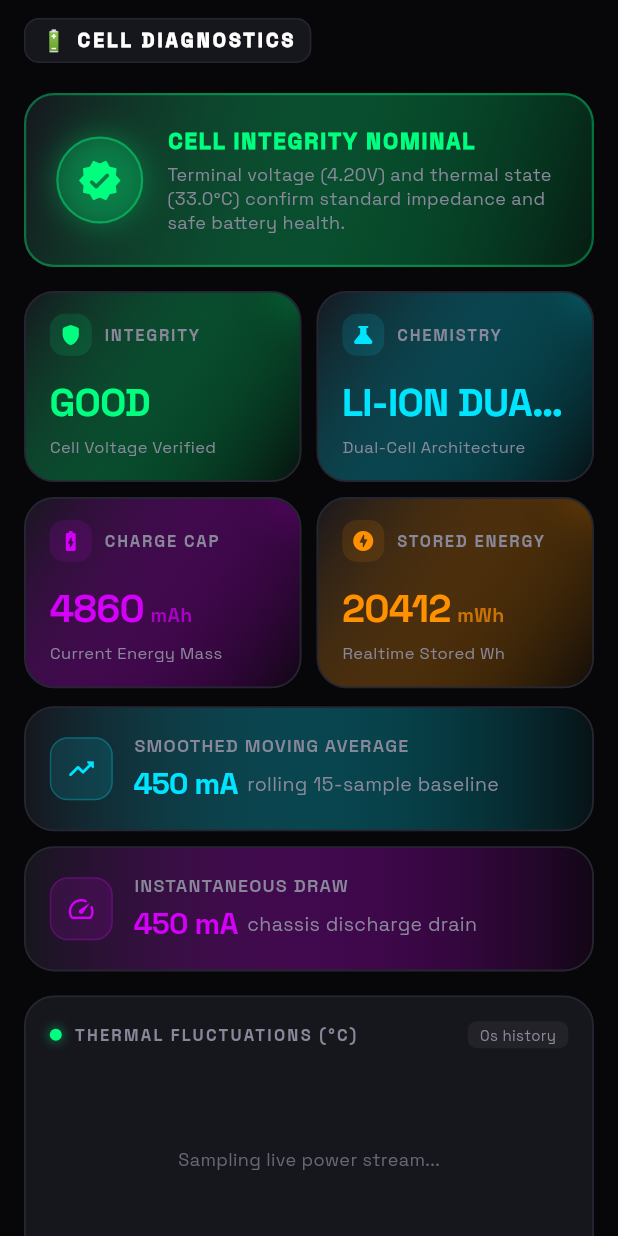
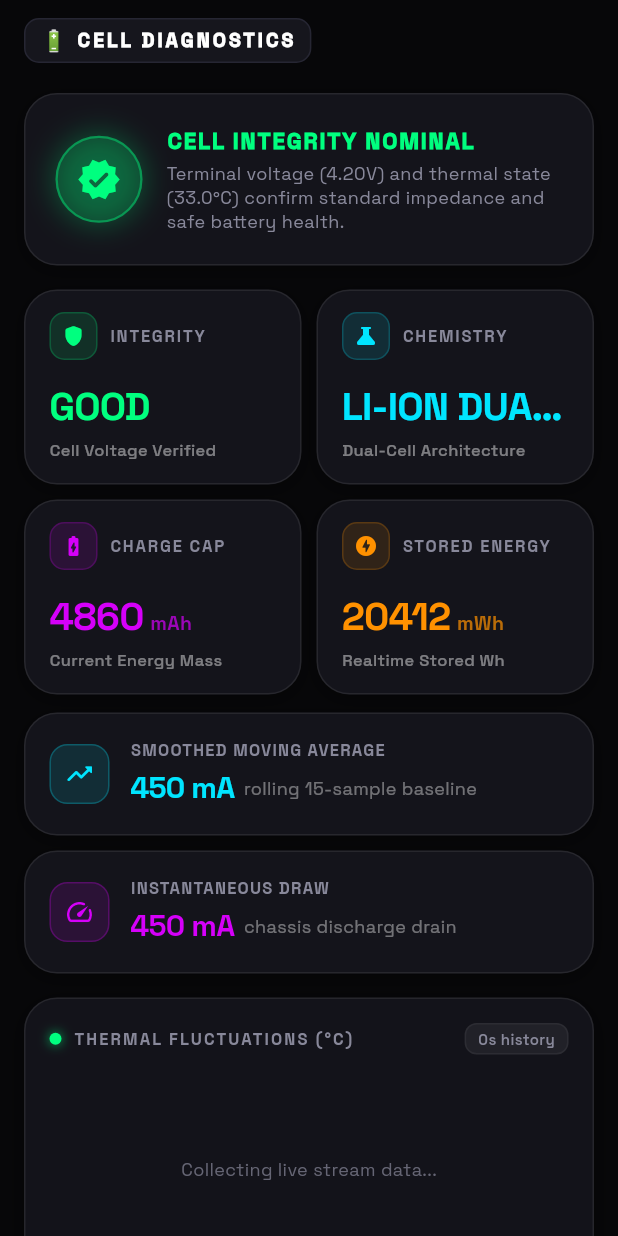
Before and after one commit to Madara-Uch1ha/WattageAPP, a Flutter app: the BatteryHealthScreen screen opened directly, on a phone screen of 412 x 824 dp. Run offline on Flutter 3.47's test engine with Material 3 defaults, Android fonts, the phone set to English and light mode, and no system bars; our stand-ins replace fl_chart, google_fonts, shared_preferences, wakelock_plus; accounts and stored records are empty.

Commit message:
v1.0.1: add Nothing Glyph permissions, dynamic amperage chart scaling, and clean dark theme

```diff
--- a/lib/screens/battery_health_screen.dart
+++ b/lib/screens/battery_health_screen.dart
@@ -228,17 +228,16 @@ class _CyberHealthCard extends StatelessWidget {
 
     return Container(
       decoration: BoxDecoration(
-        color: AppColors.surfaceCard,
-        borderRadius: BorderRadius.circular(20),
-        border: Border.all(color: accent.withValues(alpha: 0.35), width: 1.5),
-        gradient: LinearGradient(
-          colors: [
-            AppColors.surfaceCard,
-            accent.withValues(alpha: 0.08),
-          ],
-          begin: Alignment.topLeft,
-          end: Alignment.bottomRight,
-        ),
+        color: const Color(0xFF14141B),
+        borderRadius: BorderRadius.circular(22),
+        border: Border.all(color: Colors.white.withValues(alpha: 0.08), width: 1.0),
+        boxShadow: [
+          BoxShadow(
+            color: Colors.black.withValues(alpha: 0.35),
+            blurRadius: 10,
+            offset: const Offset(0, 3),
+          ),
+        ],
       ),
       padding: const EdgeInsets.all(20),
       child: Row(
--- a/lib/screens/dashboard_screen.dart
+++ b/lib/screens/dashboard_screen.dart
@@ -61,7 +61,7 @@ class _DashboardScreenState extends State<DashboardScreen> {
       body: SafeArea(
         child: SingleChildScrollView(
           physics: const BouncingScrollPhysics(),
-          padding: const EdgeInsets.fromLTRB(16, 12, 16, 24),
+          padding: const EdgeInsets.fromLTRB(16, 12, 16, 32),
           child: Column(
             crossAxisAlignment: CrossAxisAlignment.center,
             children: [
@@ -71,9 +71,9 @@ class _DashboardScreenState extends State<DashboardScreen> {
                   Container(
                     padding: const EdgeInsets.symmetric(horizontal: 10, vertical: 4),
                     decoration: BoxDecoration(
-                      color: AppColors.surfaceCard,
+                      color: const Color(0xFF14141B),
                       borderRadius: BorderRadius.circular(10),
-                      border: Border.all(color: AppColors.surfaceBorder),
+                      border: Border.all(color: Colors.white.withValues(alpha: 0.08)),
                     ),
                     child: const Row(
                       mainAxisSize: MainAxisSize.min,
@@ -103,7 +103,7 @@ class _DashboardScreenState extends State<DashboardScreen> {
                 margin: const EdgeInsets.only(bottom: 12),
                 padding: const EdgeInsets.symmetric(horizontal: 14, vertical: 7),
                 decoration: BoxDecoration(
-                  color: tierColor.withValues(alpha: 0.12),
+                  color: const Color(0xFF14141B),
                   borderRadius: BorderRadius.circular(14),
                   border: Border.all(color: tierColor.withValues(alpha: 0.35)),
                 ),
@@ -150,13 +150,20 @@ class _DashboardScreenState extends State<DashboardScreen> {
               ),
               const SizedBox(height: 14),
 
-              // Time Estimator & Session Peak Banner
+              // Time Estimator & Session Peak Banner (Clean dark glass)
               Container(
                 padding: const EdgeInsets.symmetric(horizontal: 16, vertical: 12),
                 decoration: BoxDecoration(
-                  color: AppColors.surfaceCard,
-                  borderRadius: BorderRadius.circular(16),
-                  border: Border.all(color: AppColors.surfaceBorder),
+                  color: const Color(0xFF14141B),
+                  borderRadius: BorderRadius.circular(22),
+                  border: Border.all(color: Colors.white.withValues(alpha: 0.08)),
+                  boxShadow: [
+                    BoxShadow(
+                      color: Colors.black.withValues(alpha: 0.35),
+                      blurRadius: 10,
+                      offset: const Offset(0, 3),
+                    ),
+                  ],
                 ),
                 child: Row(
                   children: [
@@ -222,7 +229,7 @@ class _DashboardScreenState extends State<DashboardScreen> {
               ),
               const SizedBox(height: 16),
 
-              // 2x2 Glowing Pop Stat Grid
+              // 2x2 Glowing Pop Stat Grid (Now clean Apple dark glass, no muddy gradients!)
               Row(
                 children: [
                   Expanded(
@@ -276,20 +283,25 @@ class _DashboardScreenState extends State<DashboardScreen> {
               ),
               const SizedBox(height: 18),
 
-              // Shared Live Scrolling Charts
+              // Realtime Power Curve Chart
               LiveWattageChart(
                 dataPoints: _batteryService.wattageHistory,
                 maxPoints: BatteryService.maxHistory,
                 label: 'Realtime Power Curve',
                 color: _data.isCharging ? AppColors.neonGreen : AppColors.cyberCyan,
               ),
-              const SizedBox(height: 10),
+              const SizedBox(height: 12),
+
+              // Current Amperage Stream Chart (Now with dynamic scale - 487 mA fits perfectly inside!)
               LiveWattageChart(
                 dataPoints: _batteryService.currentHistory,
                 maxPoints: BatteryService.maxHistory,
                 label: 'Current Amperage Stream',
                 color: AppColors.electricPurple,
               ),
+
+              // Extra padding at bottom for seamless scrolling above navigation bar
+              const SizedBox(height: 40),
             ],
           ),
         ),
@@ -315,7 +327,7 @@ class _NothingStatusPill extends StatelessWidget {
     return Container(
       padding: const EdgeInsets.symmetric(horizontal: 10, vertical: 6),
       decoration: BoxDecoration(
-        color: color.withValues(alpha: 0.12),
+        color: const Color(0xFF14141B),
         borderRadius: BorderRadius.circular(20),
         border: Border.all(color: color.withValues(alpha: 0.35)),
       ),
--- a/lib/widgets/live_chart.dart
+++ b/lib/widgets/live_chart.dart
@@ -1,4 +1,5 @@
 import 'dart:collection';
+import 'dart:math';
 import 'package:fl_chart/fl_chart.dart';
 import 'package:flutter/material.dart';
 import '../theme/app_theme.dart';
@@ -21,23 +22,34 @@ class LiveWattageChart extends StatelessWidget {
   Widget build(BuildContext context) {
     final spots = <FlSpot>[];
     int i = 0;
+    double maxVal = 1.0;
     for (final val in dataPoints) {
       spots.add(FlSpot(i.toDouble(), val));
+      if (val > maxVal) maxVal = val;
       i++;
     }
 
-    final maxY = dataPoints.isEmpty
-        ? 50.0
-        : (dataPoints.reduce((a, b) => a > b ? a : b) * 1.25).clamp(5.0, 100.0);
+    // Dynamic scale: 25% headroom so lines never hit or cross the top border
+    // No hardcoded 100.0 cap!
+    final double maxY = max(maxVal * 1.25, 4.0);
+    final double interval = (maxY / 4).clamp(1.0, double.infinity);
 
     return Container(
       decoration: BoxDecoration(
-        color: AppColors.surfaceCard,
-        borderRadius: BorderRadius.circular(20),
-        border: Border.all(color: AppColors.surfaceBorder, width: 1.2),
+        // Apple-style clean dark glass: neutral dark surface with subtle sheen
+        color: const Color(0xFF13131A),
+        borderRadius: BorderRadius.circular(22),
+        border: Border.all(color: Colors.white.withValues(alpha: 0.08), width: 1.0),
+        boxShadow: [
+          BoxShadow(
+            color: Colors.black.withValues(alpha: 0.4),
+            blurRadius: 12,
+            offset: const Offset(0, 4),
+          ),
+        ],
       ),
       child: Padding(
-        padding: const EdgeInsets.fromLTRB(16, 16, 16, 12),
+        padding: const EdgeInsets.fromLTRB(16, 16, 16, 14),
         child: Column(
           crossAxisAlignment: CrossAxisAlignment.start,
           children: [
@@ -51,7 +63,7 @@ class LiveWattageChart extends StatelessWidget {
                     shape: BoxShape.circle,
                     boxShadow: [
                       BoxShadow(
-                        color: color.withValues(alpha: 0.6),
+                        color: color.withValues(alpha: 0.7),
                         blurRadius: 6,
                       ),
                     ],
@@ -63,31 +75,36 @@ class LiveWattageChart extends StatelessWidget {
                   style: const TextStyle(
                     fontSize: 11,
                     color: AppColors.textMuted,
-                    fontWeight: FontWeight.w700,
-                    letterSpacing: 1.5,
+                    fontWeight: FontWeight.w800,
+                    letterSpacing: 1.4,
                   ),
                 ),
                 const Spacer(),
                 Container(
-                  padding: const EdgeInsets.symmetric(horizontal: 8, vertical: 2),
+                  padding: const EdgeInsets.symmetric(horizontal: 8, vertical: 2.5),
                   decoration: BoxDecoration(
-                    color: Colors.white.withValues(alpha: 0.05),
-                    borderRadius: BorderRadius.circular(6),
+                    color: Colors.white.withValues(alpha: 0.06),
+                    borderRadius: BorderRadius.circular(8),
+                    border: Border.all(color: Colors.white.withValues(alpha: 0.05)),
                   ),
                   child: Text(
                     '${dataPoints.length}s history',
-                    style: const TextStyle(fontSize: 10, color: AppColors.textMuted),
+                    style: const TextStyle(
+                      fontSize: 10,
+                      fontWeight: FontWeight.w600,
+                      color: AppColors.textMuted,
+                    ),
                   ),
                 ),
               ],
             ),
             const SizedBox(height: 14),
             SizedBox(
-              height: 120,
+              height: 125,
               child: spots.length < 2
                   ? Center(
                       child: Text(
-                        'Sampling live power stream...',
+                        'Collecting live stream data...',
                         style: TextStyle(
                           color: AppColors.textMuted.withValues(alpha: 0.7),
                           fontSize: 12,
@@ -96,12 +113,13 @@ class LiveWattageChart extends StatelessWidget {
                     )
                   : LineChart(
                       LineChartData(
+                        clipData: const FlClipData.all(),
                         gridData: FlGridData(
                           show: true,
                           drawVerticalLine: false,
-                          horizontalInterval: maxY / 4,
+                          horizontalInterval: interval,
                           getDrawingHorizontalLine: (value) => FlLine(
-                            color: const Color(0xFF222230),
+                            color: Colors.white.withValues(alpha: 0.04),
                             strokeWidth: 1,
                             dashArray: [4, 4],
                           ),
@@ -114,16 +132,25 @@ class LiveWattageChart extends StatelessWidget {
                           leftTitles: AxisTitles(
                             sideTitles: SideTitles(
                               showTitles: true,
-                              reservedSize: 34,
-                              interval: maxY / 4,
-                              getTitlesWidget: (value, meta) => Text(
-                                value.toStringAsFixed(0),
-                                style: const TextStyle(
-                                  fontSize: 10,
-                                  color: AppColors.textMuted,
-                                  fontWeight: FontWeight.w600,
-                                ),
-                              ),
+                              reservedSize: maxY >= 1000 ? 42 : 36,
+                              interval: interval,
+                              getTitlesWidget: (value, meta) {
+                                if (value < 0 || value > maxY) return const SizedBox.shrink();
+                                String text;
+                                if (value >= 1000) {
+                                  text = '${(value / 1000).toStringAsFixed(1)}k';
+                                } else {
+                                  text = value.toStringAsFixed(0);
+                                }
+                                return Text(
+                                  text,
+                                  style: TextStyle(
+                                    fontSize: 10,
+                                    color: Colors.white.withValues(alpha: 0.35),
+                                    fontWeight: FontWeight.w600,
+                                  ),
+                                );
+                              },
                             ),
                           ),
                         ),
@@ -138,10 +165,10 @@ class LiveWattageChart extends StatelessWidget {
                             isCurved: true,
                             curveSmoothness: 0.3,
                             color: color,
-                            barWidth: 2.5,
+                            barWidth: 2.2,
                             isStrokeCapRound: true,
                             shadow: Shadow(
-                              color: color.withValues(alpha: 0.6),
+                              color: color.withValues(alpha: 0.5),
                               blurRadius: 8,
                             ),
                             dotData: const FlDotData(show: false),
@@ -151,7 +178,7 @@ class LiveWattageChart extends StatelessWidget {
                                 begin: Alignment.topCenter,
                                 end: Alignment.bottomCenter,
                                 colors: [
-                                  color.withValues(alpha: 0.28),
+                                  color.withValues(alpha: 0.22),
                                   color.withValues(alpha: 0.0),
                                 ],
                               ),
--- a/lib/widgets/nothing_glyph_bar.dart
+++ b/lib/widgets/nothing_glyph_bar.dart
@@ -63,11 +63,18 @@ class _NothingDotMatrixGlyphBarState extends State<NothingDotMatrixGlyphBar>
         : AppColors.cyberCyan;
 
     return Container(
-      padding: const EdgeInsets.symmetric(horizontal: 14, vertical: 10),
+      padding: const EdgeInsets.symmetric(horizontal: 16, vertical: 12),
       decoration: BoxDecoration(
-        color: const Color(0xFF0F0F15),
-        borderRadius: BorderRadius.circular(16),
-        border: Border.all(color: AppColors.surfaceBorder, width: 1.2),
+        color: const Color(0xFF14141B),
+        borderRadius: BorderRadius.circular(22),
+        border: Border.all(color: Colors.white.withValues(alpha: 0.08), width: 1.0),
+        boxShadow: [
+          BoxShadow(
+            color: Colors.black.withValues(alpha: 0.35),
+            blurRadius: 10,
+            offset: const Offset(0, 3),
+          ),
+        ],
       ),
       child: Column(
         crossAxisAlignment: CrossAxisAlignment.start,
@@ -137,13 +144,13 @@ class _NothingDotMatrixGlyphBarState extends State<NothingDotMatrixGlyphBar>
                     decoration: BoxDecoration(
                       color: isLit
                           ? activeColor.withValues(alpha: dotBrightness)
-                          : const Color(0xFF22222D),
+                          : const Color(0xFF22222E),
                       borderRadius: BorderRadius.circular(2.5),
                       boxShadow: isLit
                           ? [
                               BoxShadow(
-                                color: activeColor.withValues(alpha: dotBrightness * 0.7),
-                                blurRadius: 6,
+                                color: activeColor.withValues(alpha: dotBrightness * 0.6),
+                                blurRadius: 5,
                                 spreadRadius: 0.5,
                               ),
                             ]
--- a/lib/widgets/stat_card.dart
+++ b/lib/widgets/stat_card.dart
@@ -25,41 +25,21 @@ class StatCard extends StatelessWidget {
 
     return Container(
       decoration: BoxDecoration(
-        color: AppColors.surfaceCard,
-        borderRadius: BorderRadius.circular(20),
-        border: Border.all(color: AppColors.surfaceBorder, width: 1.2),
-        gradient: LinearGradient(
-          colors: [
-            AppColors.surfaceCard,
-            accent.withValues(alpha: 0.04),
-          ],
-          begin: Alignment.topLeft,
-          end: Alignment.bottomRight,
+        // Clean Apple-style frosted dark glass: neutral dark finish, no muddy colored stains
+        color: const Color(0xFF14141B),
+        borderRadius: BorderRadius.circular(22),
+        border: Border.all(
+          color: Colors.white.withValues(alpha: 0.08),
+          width: 1.0,
         ),
+        boxShadow: [
+          BoxShadow(
+            color: Colors.black.withValues(alpha: 0.35),
+            blurRadius: 10,
+            offset: const Offset(0, 3),
           ),
-      child: Stack(
-        children: [
-          // Subtle top-corner neon glow spot
-          Positioned(
-            top: 0,
-            right: 0,
-            child: Container(
-              width: 50,
-              height: 50,
-              decoration: BoxDecoration(
-                borderRadius: const BorderRadius.only(topRight: Radius.circular(20)),
-                gradient: RadialGradient(
-                  center: Alignment.topRight,
-                  radius: 1.0,
-                  colors: [
-                    accent.withValues(alpha: 0.15),
-                    Colors.transparent,
         ],
       ),
-              ),
-            ),
-          ),
-          Padding(
       padding: const EdgeInsets.symmetric(horizontal: 16, vertical: 14),
       child: Column(
         crossAxisAlignment: CrossAxisAlignment.start,
@@ -67,10 +47,11 @@ class StatCard extends StatelessWidget {
           Row(
             children: [
               Container(
-                      padding: const EdgeInsets.all(6),
+                padding: const EdgeInsets.all(7),
                 decoration: BoxDecoration(
                   color: accent.withValues(alpha: 0.12),
                   borderRadius: BorderRadius.circular(10),
+                  border: Border.all(color: accent.withValues(alpha: 0.2), width: 1.0),
                 ),
                 child: Icon(icon, size: 16, color: accent),
               ),
@@ -117,18 +98,16 @@ class StatCard extends StatelessWidget {
             ],
           ),
           if (caption != null) ...[
-                  const SizedBox(height: 4),
+            const SizedBox(height: 3),
             Text(
               caption!,
-                    style: const TextStyle(
+              style: TextStyle(
                 fontSize: 11,
-                      color: AppColors.textMuted,
+                color: Colors.white.withValues(alpha: 0.45),
+                fontWeight: FontWeight.w500,
               ),
             ),
           ],
-              ],
-            ),
-          ),
         ],
       ),
     );
@@ -161,19 +140,20 @@ class WideStatCard extends StatelessWidget {
 
     return Container(
       decoration: BoxDecoration(
-        color: AppColors.surfaceCard,
-        borderRadius: BorderRadius.circular(20),
-        border: Border.all(color: AppColors.surfaceBorder, width: 1.2),
-        gradient: LinearGradient(
-          colors: [
-            AppColors.surfaceCard,
-            c.withValues(alpha: 0.05),
+        color: const Color(0xFF14141B),
+        borderRadius: BorderRadius.circular(22),
+        border: Border.all(
+          color: Colors.white.withValues(alpha: 0.08),
+          width: 1.0,
+        ),
+        boxShadow: [
+          BoxShadow(
+            color: Colors.black.withValues(alpha: 0.35),
+            blurRadius: 10,
+            offset: const Offset(0, 3),
+          ),
         ],
-          begin: Alignment.centerLeft,
-          end: Alignment.centerRight,
       ),
-      ),
-      child: Padding(
       padding: const EdgeInsets.all(16),
       child: Column(
         crossAxisAlignment: CrossAxisAlignment.start,
@@ -181,7 +161,7 @@ class WideStatCard extends StatelessWidget {
           Row(
             children: [
               Container(
-                  padding: const EdgeInsets.all(10),
+                padding: const EdgeInsets.all(9),
                 decoration: BoxDecoration(
                   color: c.withValues(alpha: 0.12),
                   borderRadius: BorderRadius.circular(12),
@@ -197,9 +177,9 @@ class WideStatCard extends StatelessWidget {
                     Text(
                       label,
                       style: const TextStyle(
-                          fontSize: 12,
+                        fontSize: 11,
                         color: AppColors.textMuted,
-                          fontWeight: FontWeight.w600,
+                        fontWeight: FontWeight.w700,
                         letterSpacing: 0.8,
                       ),
                     ),
@@ -219,9 +199,9 @@ class WideStatCard extends StatelessWidget {
                           const SizedBox(width: 6),
                           Text(
                             subtitle!,
-                              style: const TextStyle(
-                                fontSize: 13,
-                                color: AppColors.textMuted,
+                            style: TextStyle(
+                              fontSize: 12,
+                              color: Colors.white.withValues(alpha: 0.4),
                             ),
                           ),
                         ],
@@ -238,29 +218,28 @@ class WideStatCard extends StatelessWidget {
             Stack(
               children: [
                 Container(
-                    height: 6,
+                  height: 5,
                   decoration: BoxDecoration(
-                      color: const Color(0xFF20202E),
+                    color: Colors.white.withValues(alpha: 0.06),
                     borderRadius: BorderRadius.circular(3),
                   ),
                 ),
                 FractionallySizedBox(
                   widthFactor: progress!.clamp(0.0, 1.0),
                   child: Container(
-                      height: 6,
+                    height: 5,
                     decoration: BoxDecoration(
                       gradient: LinearGradient(
                         colors: [
-                            c.withValues(alpha: 0.7),
+                          c.withValues(alpha: 0.6),
                           c,
                         ],
                       ),
                       borderRadius: BorderRadius.circular(3),
                       boxShadow: [
                         BoxShadow(
-                            color: c.withValues(alpha: 0.5),
-                            blurRadius: 6,
-                            spreadRadius: 1,
+                          color: c.withValues(alpha: 0.4),
+                          blurRadius: 4,
                         ),
                       ],
                     ),
@@ -271,7 +250,6 @@ class WideStatCard extends StatelessWidget {
           ],
         ],
       ),
-      ),
     );
   }
 }
```
Also changed, not shown: 1 other file. Lines whose indentation alone changed are shown as unchanged.
